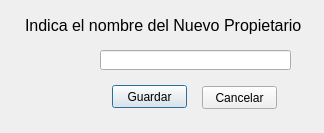
The window that UiDialogAddPropietario.ui (arlumno/DI-BibliotecaJuegos) describes before a commit, drawn with Qt 5.
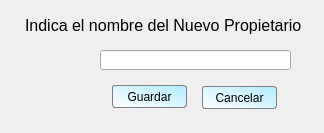
The same window after the commit. Icons and pictures are not drawn.

Diff of the .ui file:
```diff
--- a/UiDialogAddPropietario.ui
+++ b/UiDialogAddPropietario.ui
@@ -13,6 +13,20 @@
   <property name="windowTitle">
    <string>Dialog</string>
   </property>
+  <property name="styleSheet">
+   <string notr="true">QPushButton{
+	background-color: qlineargradient(spread:pad, x1:1, y1:0, x2:0, y2:1, stop:0 rgba(178, 236, 255, 255), stop:1 rgba(255, 255, 255, 255));
+    border-radius: 3px;
+	border: 1px solid gray;
+
+}
+QComboBox{
+	border: 1px solid gray;
+    border-radius: 3px;
+    min-width: 6em;
+}
+</string>
+  </property>
   <widget class="QLabel" name="label">
    <property name="geometry">
     <rect>
```
